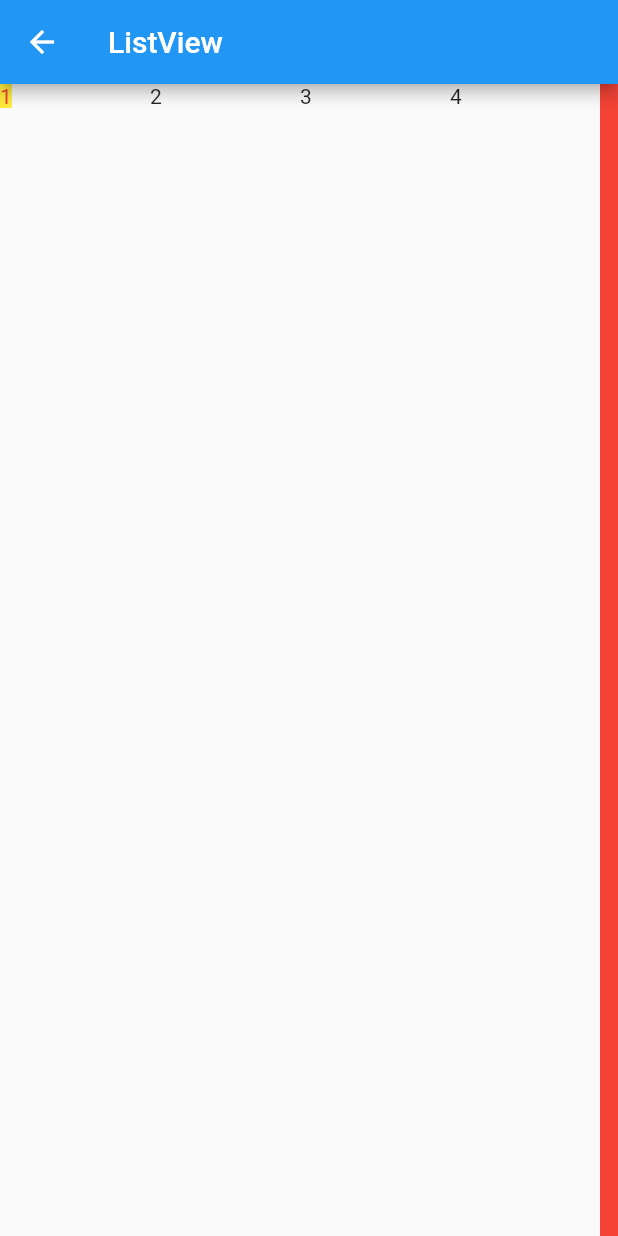
After one commit to Daisiyou/flutter_ui_practice, a Flutter app: the screen it shows after launch, after a tap on "StaticListView", on a phone screen of 412 x 824 dp. The commit adds this screen. Run offline on Flutter 3.47's test engine with Material 2 defaults, Android fonts, the phone set to English and light mode, and no system bars; network calls fail.

Commit message:
add demo1

```diff
--- a/lib/router/router.dart
+++ b/lib/router/router.dart
@@ -5,6 +5,8 @@ import 'package:flutter_ui_practice/ui/column.dart';
 import 'package:flutter_ui_practice/ui/stack.dart';
 import 'package:flutter_ui_practice/ui/text.dart';
 import 'package:flutter_ui_practice/ui/image.dart';
+import 'package:flutter_ui_practice/ui/listView.dart';
+import 'package:flutter_ui_practice/ui/demo1.dart';
 
 class Router {
   static const home = '/';
@@ -14,6 +16,8 @@ class Router {
   static const column = '/column';
   static const stack = '/stack';
   static const image = '/image';
+  static const staticListView = '/staticListView';
+  static const demo1 = '/demo1';
 
   static getRouter() {
     return {
@@ -24,6 +28,8 @@ class Router {
       Router.column     :   (context) => MyColumn(),
       Router.stack      :   (context) => MyStack(),
       Router.image      :   (context) => MyImage(),
+      Router.staticListView:(context) => StaticListView(),
+      Router.demo1      :   (context) => Demo1(),
      };
   }
 }
--- a/lib/ui/home.dart
+++ b/lib/ui/home.dart
@@ -70,6 +70,27 @@ class Home extends StatelessWidget {
               },
             ),
           ),
+          Container(
+            height: 100,
+            child: RaisedButton(
+              color: Colors.green,
+              child: Text('StaticListView'),
+              onPressed: (){
+                Navigator.pushNamed(context, Router.staticListView);
+              },
+            ),
+          ),
+
+          Container(
+            height: 100,
+            child: RaisedButton(
+              color: Colors.red,
+              child: Text('Demo1'),
+              onPressed: (){
+                Navigator.pushNamed(context, Router.demo1);
+              },
+            ),
+          ),
         ],
       ),
     );
--- /dev/null
+++ b/lib/ui/listView.dart
@@ -0,0 +1,31 @@
+import 'package:flutter/material.dart';
+
+class StaticListView extends StatelessWidget {
+  @override
+  Widget build(BuildContext context) {
+    return Scaffold(
+      appBar: AppBar(
+        title: Text('ListView'),
+      ),
+      body: ListView(
+        scrollDirection: Axis.horizontal,
+        physics: AlwaysScrollableScrollPhysics(),
+        itemExtent: 100.0,
+        children: <Widget>[
+          Text(
+            '1',
+            style: TextStyle(color: Colors.red, backgroundColor: Colors.yellow),
+          ),
+          Text('2'),
+          Text('3'),
+          Text('4'),
+          Container(
+            child: Text('5'),
+            color: Colors.red,
+            alignment: Alignment.center,
+          ),
+        ],
+      ),
+    );
+  }
+}
--- a/pubspec.yaml
+++ b/pubspec.yaml
@@ -23,6 +23,7 @@ dependencies:
   # The following adds the Cupertino Icons font to your application.
   # Use with the CupertinoIcons class for iOS style icons.
   cupertino_icons: ^0.1.2
+  dio:
 
 dev_dependencies:
   flutter_test:
```
Also changed, not shown: lib/ui/demo1.dart (added, +240 -0 lines), lib/ui/image.dart (+9 -0 lines), pubspec.lock.
